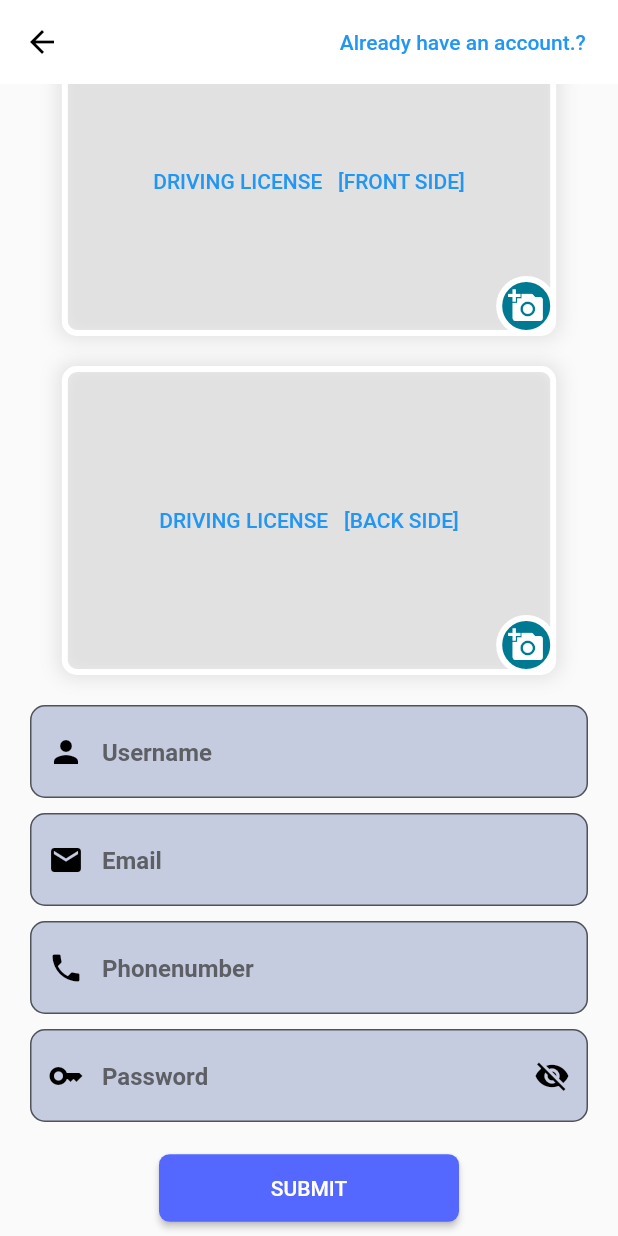
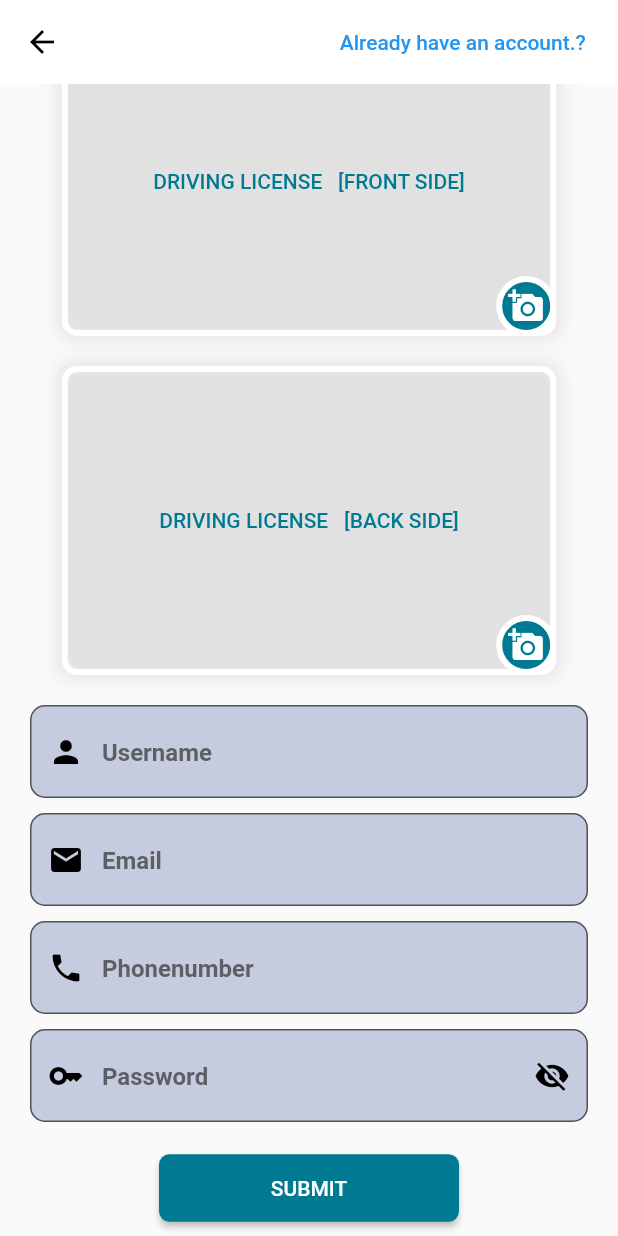
Before and after one commit to Fadilurehman/turbo_rent, a Flutter app: the DriverSignup screen opened directly, scrolled down 234 dp, on a phone screen of 412 x 824 dp. Run offline on Flutter 3.47's test engine with Material 2 defaults, Android fonts, the light colour scheme and no system bars; our stand-ins replace animated_splash_screen, card_swiper, email_validator, google_fonts, image_picker, lottie and 5 more; missing offline and left inert: cloudinary; accounts and stored records are empty; network calls fail.

Commit message:
sixth commit

```diff
--- a/lib/components/driver/signup_form.dart
+++ b/lib/components/driver/signup_form.dart
@@ -68,7 +68,7 @@ class DriverSignUPForm extends StatelessWidget {
                   child: const Text("LOADING..."),
                 )
               : CommonButton(
-                  color: blueButton,
+                  color: maincolor,
                   onTap: () async {
                     if (driverFormK.currentState!.validate()) {
                       if (provider.driverImage == null) {
--- a/lib/view/driver_signup.dart
+++ b/lib/view/driver_signup.dart
@@ -118,7 +118,7 @@ class DriverSignup extends StatelessWidget {
                               width: 4,
                               color: kwhite,
                             ),
-                            color: blueButton,
+                            color: maincolor,
                           ),
                           child: GestureDetector(
                             onTap: () async {
@@ -145,7 +145,10 @@ class DriverSignup extends StatelessWidget {
                                 .read<DriverViewModel>()
                                 .picklicense1();
                           },
-                          child: const Text("DRIVING LICENSE   [FRONT SIDE]"),
+                          child: const Text(
+                            "DRIVING LICENSE   [FRONT SIDE]",
+                            style: TextStyle(color: maincolor),
+                          ),
                         )
                       : Image.file(
                           provider.licenseFrontView!,
@@ -166,7 +169,8 @@ class DriverSignup extends StatelessWidget {
                                 .read<DriverViewModel>()
                                 .picklicense2();
                           },
-                          child: const Text("DRIVING LICENSE   [BACK SIDE]"),
+                          child: const Text("DRIVING LICENSE   [BACK SIDE]",
+                              style: TextStyle(color: maincolor)),
                         )
                       : Image.file(
                           provider.licenseRearView!,
```
Also changed, not shown: lib/components/common/payment_app_bar.dart (added, +74 -0 lines).
